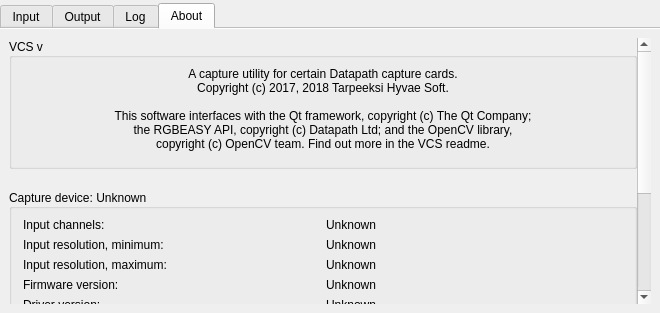
Qt form src/qt/d_control_panel.ui (mrehkopf/vcs) before a commit.
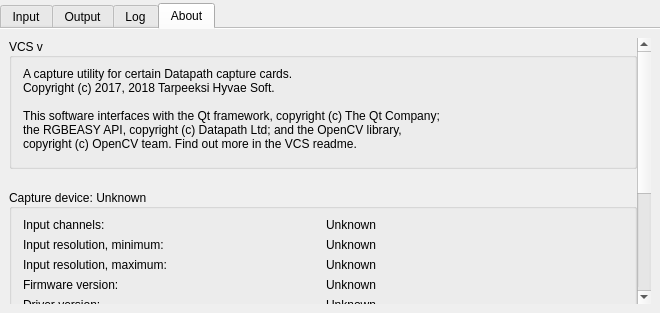
The same form after that commit. The open tabs and pages were chosen to show the change.

What changed in the file:
```diff
--- a/src/qt/d_control_panel.ui
+++ b/src/qt/d_control_panel.ui
@@ -1192,7 +1192,7 @@
 copyright (c) OpenCV team. Find out more in the VCS readme.</string>
                 </property>
                 <property name="alignment">
-                 <set>Qt::AlignCenter</set>
+                 <set>Qt::AlignLeading|Qt::AlignLeft|Qt::AlignVCenter</set>
                 </property>
                </widget>
               </item>
```
Left out of the diff: 2 changed lines with no effect on the pictures.
